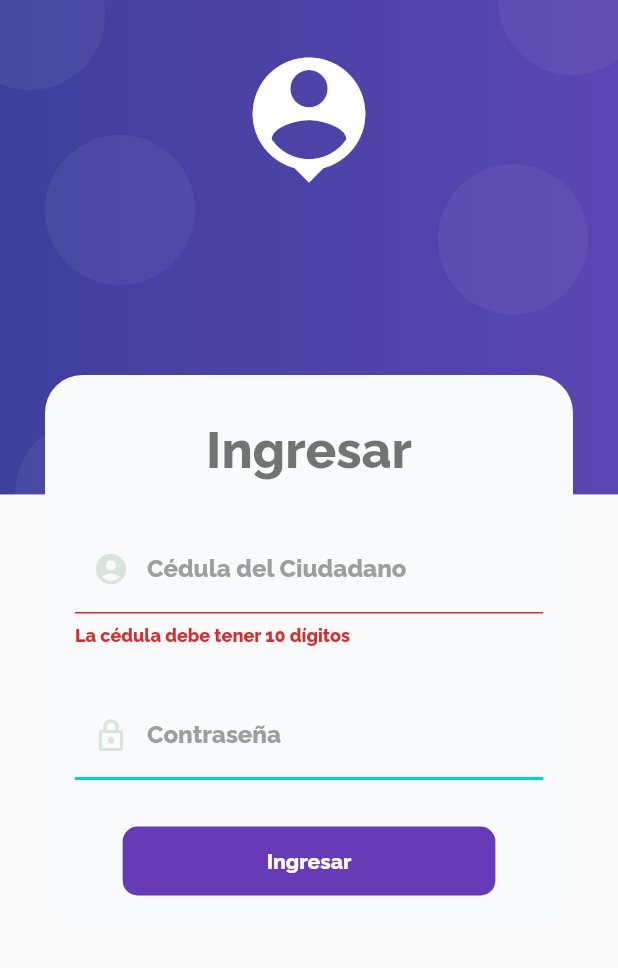
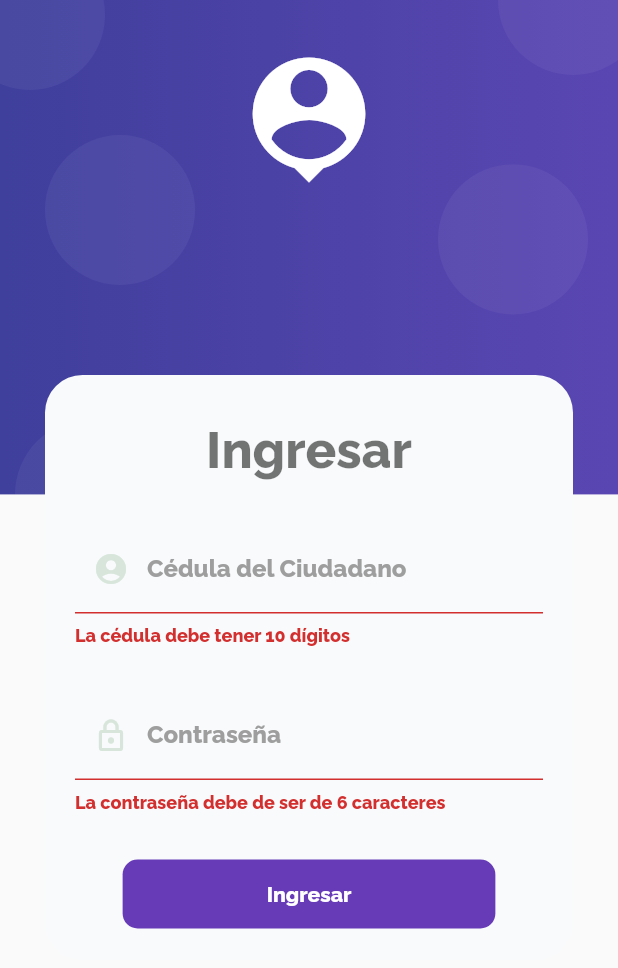
Before and after one commit to paoyomira/app_sucre, a Flutter app: the screen it shows after launch, after a tap on "Ingresar", on a phone screen of 412 x 824 dp. Shown: the top 968 px of the screen. Run offline on Flutter 3.47's test engine with Material 2 defaults, Android fonts, the phone set to English and light mode, and no system bars; our stand-ins replace flutter_secure_storage.

Commit message:
Detalles Finales Login

```diff
--- a/lib/screens/login/login_screen.dart
+++ b/lib/screens/login/login_screen.dart
@@ -72,11 +72,11 @@ class _LoginForm extends StatelessWidget {
                 labelText: 'Contraseña',
                 prefixIcon: Icons.lock_outline),
             onChanged: (value) => loginForm.password = value,
-            // validator: (value) {
-            //   return (value != null && value.length >= 3)
-            //       ? null
-            //       : 'La contraseña debe de ser de 6 caracteres';
-            // },
+            validator: (value) {
+              return (value != null && value.length >= 6)
+                  ? null
+                  : 'La contraseña debe de ser de 6 caracteres';
+            },
           ),
           SizedBox(height: 30),
           MaterialButton(
@@ -111,7 +111,7 @@ class _LoginForm extends StatelessWidget {
                       } else {
                         // TODO: mostrar error en pantalla
 
-                        // NotificationProvider.showSnackbar(errorMessage);
+                        NotificationProvider.showSnackbar(errorMessage);
                         loginForm.isLoading = false;
                       }
                     })
@@ -120,60 +120,3 @@ class _LoginForm extends StatelessWidget {
     );
   }
 }
-
-// class LoginScreen extends StatelessWidget {
-//   const LoginScreen({Key? key}) : super(key: key);
-
-//   @override
-//   Widget build(BuildContext context) {
-//     return Scaffold(
-//         body: Container(
-//       color: Color(0xffF8FAFB),
-//       padding: EdgeInsets.all(30.0),
-//       child: Column(
-//         mainAxisAlignment: MainAxisAlignment.center,
-//         crossAxisAlignment: CrossAxisAlignment.start,
-//         children: [
-//           ListTile(
-//             leading: Icon(
-//               Icons.arrow_back_rounded,
-//               size: 70.0,
-//             ),
-//             onTap: () {
-//               Navigator.push(context,
-//                   MaterialPageRoute(builder: (context) => InitialScreen()));
-//             },
-//           ),
-//           SizedBox(height: 50.0),
-//           Text('Bienvenid@', style: Theme.of(context).textTheme.headline4),
-//           SizedBox(height: 10.0),
-//           Text('Inicia sesión para continuar',
-//               style: Theme.of(context).textTheme.headline6),
-//           SizedBox(height: 100),
-//           LoginForm(),
-//           SizedBox(height: 50),
-//           _textRow(),
-//         ],
-//       ),
-//     ));
-//   }
-// }
-
-// Widget _textRow() {
-//   return Row(
-//     mainAxisAlignment: MainAxisAlignment.spaceAround,
-//     crossAxisAlignment: CrossAxisAlignment.center,
-//     children: const [
-//       Text('¿No tienes una cuenta?',
-//           style: TextStyle(
-//             fontSize: 18,
-//             fontWeight: FontWeight.bold,
-//           )),
-//       Text('Crear Cuenta',
-//           style: TextStyle(
-//               fontSize: 18,
-//               fontWeight: FontWeight.bold,
-//               color: Color(0xff00D4CE))),
-//     ],
-//   );
-// }
```
Also changed, not shown: lib/widgets/menu_widget.dart (+9 -2 lines).
